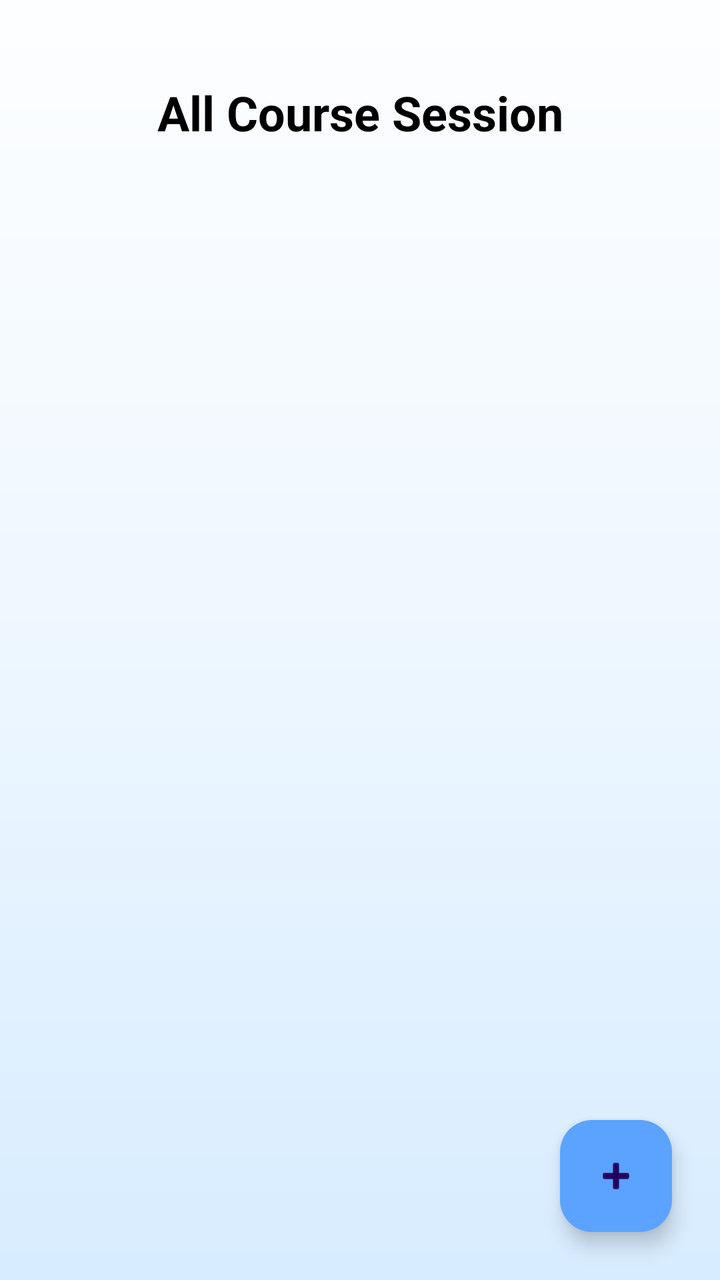
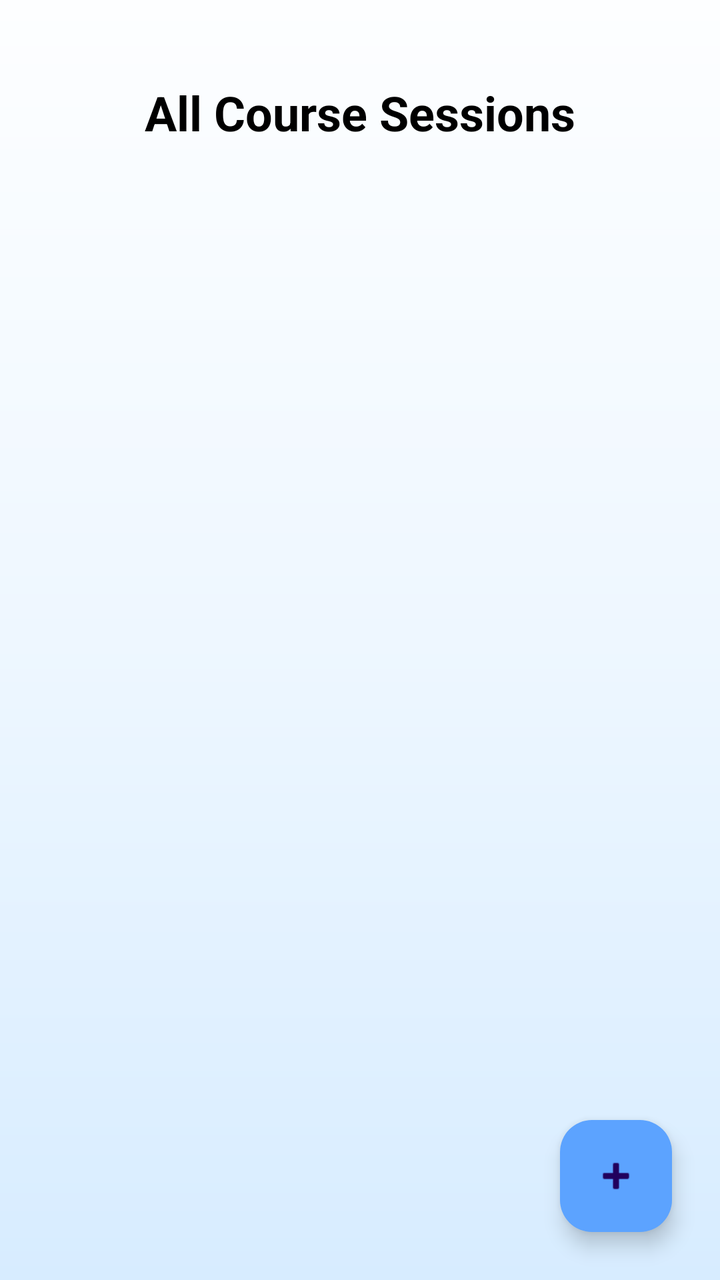

Screens rendered from an Android XML layout before and after an edit, with the pre-edit source and the edit as a unified diff.
<!-- AndroidManifest.xml: application theme Theme.First_exercise -->
<!-- res/layout/activity_sessions.xml -->
<androidx.constraintlayout.widget.ConstraintLayout
    xmlns:android="http://schemas.android.com/apk/res/android"
    xmlns:app="http://schemas.android.com/apk/res-auto"
    android:layout_width="match_parent"
    android:layout_height="match_parent"
    android:background="@drawable/login_background">


    <TextView
        android:id="@+id/catalog_title"
        android:layout_width="wrap_content"
        android:layout_height="wrap_content"
        android:text="All Course Session"
        android:textSize="24sp"
        android:textStyle="bold"
        android:textColor="@color/black"
        app:layout_constraintTop_toTopOf="parent"
        app:layout_constraintStart_toStartOf="parent"
        app:layout_constraintEnd_toEndOf="parent"
        android:layout_marginTop="40dp"/>
    <TextView
        android:id="@+id/tvCourseHeader"
        android:layout_width="wrap_content"
        android:layout_height="wrap_content"
        android:layout_marginTop="8dp"
        android:textColor="@color/black"
        android:textSize="24sp"
        app:layout_constraintTop_toBottomOf="@id/catalog_title"
        app:layout_constraintStart_toStartOf="parent"
        app:layout_constraintEnd_toEndOf="parent"/>


    <androidx.recyclerview.widget.RecyclerView
        android:id="@+id/rvSessions"
        android:layout_width="0dp"
        android:layout_height="0dp"
        android:layout_marginTop="16dp"
        android:padding="8dp"
        app:layout_constraintBottom_toBottomOf="parent"
        app:layout_constraintEnd_toEndOf="parent"
        app:layout_constraintStart_toStartOf="parent"
        app:layout_constraintTop_toBottomOf="@id/tvCourseHeader" />

    <TextView
        android:id="@+id/tvEmptySessions"
        android:layout_width="wrap_content"
        android:layout_height="wrap_content"
        android:text="No sessions yet"
        android:textSize="20sp"
        android:textColor="@color/black"
        android:textStyle="bold"
        android:visibility="gone"
        app:layout_constraintTop_toTopOf="parent"
        app:layout_constraintBottom_toBottomOf="parent"
        app:layout_constraintStart_toStartOf="parent"
        app:layout_constraintEnd_toEndOf="parent"/>

    <ProgressBar
        android:id="@+id/progressBarSessions"
        android:layout_width="wrap_content"
        android:layout_height="wrap_content"
        android:visibility="gone"
        app:layout_constraintBottom_toBottomOf="parent"
        app:layout_constraintEnd_toEndOf="parent"
        app:layout_constraintStart_toStartOf="parent"
        app:layout_constraintTop_toTopOf="parent" />

    <com.google.android.material.floatingactionbutton.FloatingActionButton
        android:id="@+id/fabAddSession"
        android:layout_width="wrap_content"
        android:layout_height="wrap_content"
        android:layout_margin="24dp"
        android:src="@android:drawable/ic_input_add"
        android:contentDescription="Add new session"
        app:backgroundTint="@color/lightBlue"
        app:layout_constraintBottom_toBottomOf="parent"
        app:layout_constraintEnd_toEndOf="parent" />

</androidx.constraintlayout.widget.ConstraintLayout>
<!-- resources referenced by this layout -->
<resources>
  <color name="black">#FF000000</color>
  <color name="lightBlue">#5ca3ff</color>
  <!-- drawable login_background (drawable) -->
  <?xml version="1.0" encoding="utf-8"?>
  <shape xmlns:android="http://schemas.android.com/apk/res/android">
      <gradient
          android:startColor="#FDFEFF"
      android:centerColor="#EEF7FF"
      android:endColor="#D7ECFF"
      android:angle="270" />
  </shape>
  <style name="Theme.First_exercise" parent="Base.Theme.First_exercise" />
  <style name="Base.Theme.First_exercise" parent="Theme.Material3.DayNight.NoActionBar">
          
          
      </style>
</resources>

<!-- the commit's change to res/layout/activity_sessions.xml (unified diff, before → after) -->
@@ -10,7 +10,7 @@
         android:id="@+id/catalog_title"
         android:layout_width="wrap_content"
         android:layout_height="wrap_content"
-        android:text="All Course Session"
+        android:text="All Course Sessions"
         android:textSize="24sp"
         android:textStyle="bold"
         android:textColor="@color/black"
@@ -50,7 +50,7 @@
         android:textColor="@color/black"
         android:textStyle="bold"
         android:visibility="gone"
-        app:layout_constraintTop_toTopOf="parent"
+        app:layout_constraintTop_toBottomOf="@id/tvCourseHeader"
         app:layout_constraintBottom_toBottomOf="parent"
         app:layout_constraintStart_toStartOf="parent"
         app:layout_constraintEnd_toEndOf="parent"/>
